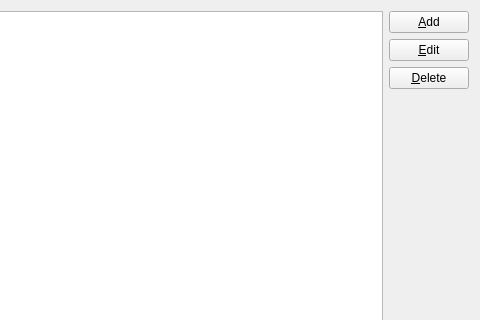
This is hecl-gui/ArgumentEditor.ui in AxioDL/metaforce as Qt 5 draws it before an edit; both pictures show x 133 to 613 and y 0 to 320 of the 613 by 525 pixel window. The edited form follows.
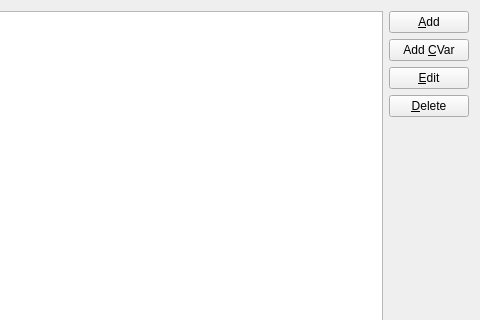
This is the edited form.

Diff of the .ui file:
```diff
--- a/hecl-gui/ArgumentEditor.ui
+++ b/hecl-gui/ArgumentEditor.ui
@@ -14,14 +14,38 @@
    <string>Argument Editor</string>
   </property>
   <layout class="QGridLayout" name="gridLayout">
+   <item row="0" column="0" rowspan="5">
+    <widget class="QListView" name="argumentEditor"/>
+   </item>
+   <item row="0" column="1">
+    <widget class="QPushButton" name="addButton">
+     <property name="text">
+      <string>&amp;Add</string>
+     </property>
+    </widget>
+   </item>
+   <item row="1" column="1">
+    <widget class="QPushButton" name="addCvarButton">
+     <property name="text">
+      <string>Add &amp;CVar</string>
+     </property>
+    </widget>
+   </item>
    <item row="2" column="1">
+    <widget class="QPushButton" name="editButton">
+     <property name="text">
+      <string>&amp;Edit</string>
+     </property>
+    </widget>
+   </item>
+   <item row="3" column="1">
     <widget class="QPushButton" name="deleteButton">
      <property name="text">
       <string>&amp;Delete</string>
      </property>
     </widget>
    </item>
-   <item row="3" column="1">
+   <item row="4" column="1">
     <spacer name="verticalSpacer">
      <property name="orientation">
       <enum>Qt::Vertical</enum>
@@ -34,7 +58,7 @@
      </property>
     </spacer>
    </item>
-   <item row="4" column="0" colspan="2">
+   <item row="5" column="0" colspan="2">
     <widget class="QDialogButtonBox" name="buttonBox">
      <property name="standardButtons">
       <set>QDialogButtonBox::Cancel|QDialogButtonBox::Ok</set>
@@ -44,23 +68,6 @@
      </property>
     </widget>
    </item>
-   <item row="0" column="0" rowspan="4">
-    <widget class="QListView" name="argumentEditor"/>
-   </item>
-   <item row="0" column="1">
-    <widget class="QPushButton" name="addButton">
-     <property name="text">
-      <string>&amp;Add</string>
-     </property>
-    </widget>
-   </item>
-   <item row="1" column="1">
-    <widget class="QPushButton" name="editButton">
-     <property name="text">
-      <string>&amp;Edit</string>
-     </property>
-    </widget>
-   </item>
   </layout>
  </widget>
  <resources/>
```
